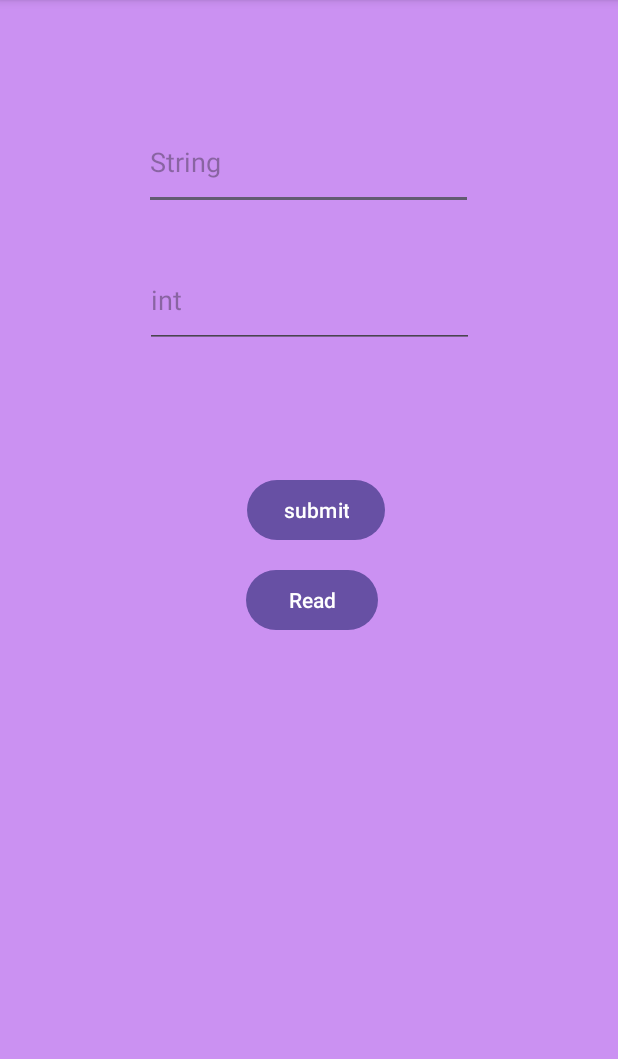
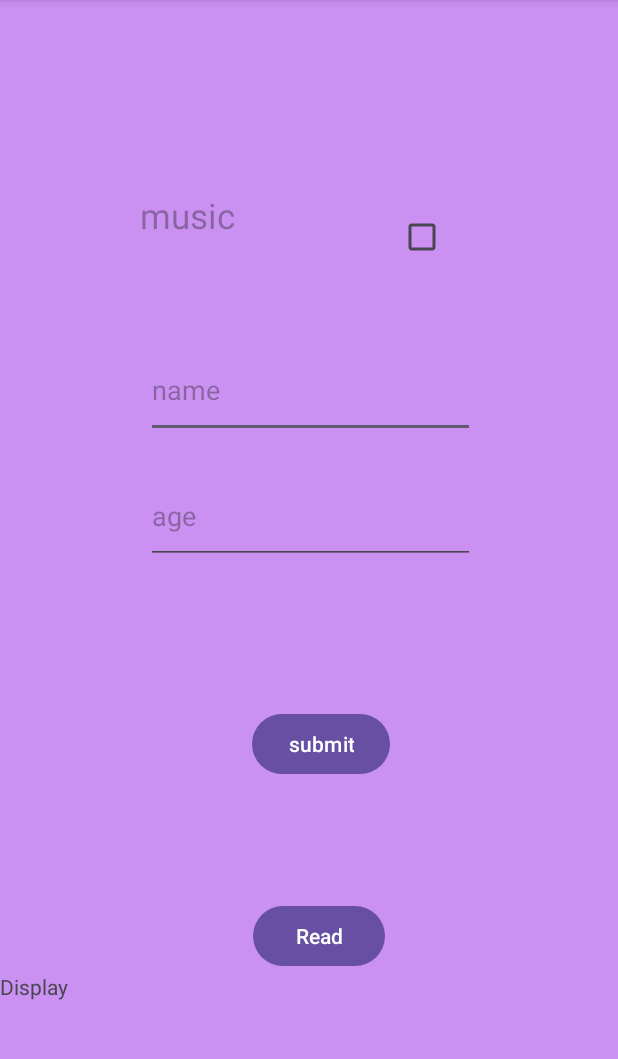
Before and after one commit to sagieCO/MyFirstApplication, an Android app: the sp screen opened directly, with no data from a screen before it, after a tap on "submit", on a phone screen of 412 x 824 dp, the part 96-1155 px from its top. Run offline under Robolectric (Android 15) with nearby library versions, the light colour scheme and no system bars.

Commit message:
shared Preference updated(only add music)

```diff
--- a/app/src/main/AndroidManifest.xml
+++ b/app/src/main/AndroidManifest.xml
@@ -20,9 +20,6 @@
             android:exported="false" />
         <activity
             android:name=".NewActivity"
-            android:exported="false" />
-        <activity
-            android:name=".NewActivity1"
             android:exported="false" />
         <activity
             android:name=".Regulations"
--- a/app/src/main/java/com/sagie/myfirstapplication/MainActivity.java
+++ b/app/src/main/java/com/sagie/myfirstapplication/MainActivity.java
@@ -23,7 +23,7 @@ import androidx.constraintlayout.widget.ConstraintLayout;
 
 public class MainActivity extends AppCompatActivity implements CompoundButton.OnCheckedChangeListener {
     private static final int START_GAME = 222, Accept_game = 111;
-    Button b1, b2, linerPage, guessGame;
+    Button b1, b2, linerPage, guessGame,spButton;
     TextView tv1;
     Context context;
     Switch s;
@@ -141,6 +141,17 @@ public class MainActivity extends AppCompatActivity implements CompoundButton.On
                 startActivityForResult(intent, 222);
             }
         });
+
+
+        spButton = findViewById(R.id.spButton);
+        spButton.setOnClickListener(new View.OnClickListener() {
+            @Override
+            public void onClick(View view) {
+                Intent intent = new Intent(MainActivity.this, sp.class);
+                startActivity(intent);
+                finish();
+            }
+        });
     }
 
     @Override
--- a/app/src/main/java/com/sagie/myfirstapplication/sp.java
+++ b/app/src/main/java/com/sagie/myfirstapplication/sp.java
@@ -4,40 +4,75 @@ import android.content.SharedPreferences;
 import android.os.Bundle;
 import android.view.View;
 import android.widget.Button;
+import android.widget.CheckBox;
 import android.widget.EditText;
 import android.widget.TextView;
 
-import androidx.activity.EdgeToEdge;
 import androidx.appcompat.app.AppCompatActivity;
-import androidx.core.graphics.Insets;
-import androidx.core.view.ViewCompat;
-import androidx.core.view.WindowInsetsCompat;
 
 public class sp extends AppCompatActivity {
 
-    SharedPreferences sp;
-    Button btnSave;
-    EditText etFname,etLname;
+    Button btnSave, btnRead;
+    EditText etName, etAge;
     TextView tvDisplay;
+    CheckBox checkBox;
 
     @Override
     protected void onCreate(Bundle savedInstanceState) {
         super.onCreate(savedInstanceState);
-        EdgeToEdge.enable(this);
         setContentView(R.layout.activity_sp);
-        ViewCompat.setOnApplyWindowInsetsListener(findViewById(R.id.main), (v, insets) -> {
-            Insets systemBars = insets.getInsets(WindowInsetsCompat.Type.systemBars());
-            v.setPadding(systemBars.left, systemBars.top, systemBars.right, systemBars.bottom);
-            return insets;
-        });
 
-        btnSave=(Button)findViewById(R.id.submitButton);
+        btnSave = findViewById(R.id.submitButton);
+        btnRead = findViewById(R.id.readButton);
+        etName = findViewById(R.id.editTextString);
+        etAge = findViewById(R.id.editTextInt);
+        tvDisplay = findViewById(R.id.displayTextView);  // Reference to the TextView for displaying the saved data
+        checkBox = findViewById(R.id.boolMusic);
+
+        // Save data when the "Submit" button is clicked
         btnSave.setOnClickListener(new View.OnClickListener() {
             @Override
             public void onClick(View v) {
+                String name = etName.getText().toString();
+                String ageStr = etAge.getText().toString();
+                int age = -1;
+
+                if (!ageStr.isEmpty()) {
+                    age = Integer.parseInt(ageStr);
+                }
+
+                // Save data to SharedPreferences
+                SharedPreferences pref = getApplicationContext().getSharedPreferences("MyPref", 0);
+                SharedPreferences.Editor editor = pref.edit();
+
+                editor.putString("name", name);
+                editor.putInt("age", age);
+
+                // Save the checkbox value
+                if (checkBox.isChecked()) {
+                    editor.putBoolean("music", true);
+                } else {
+                    editor.putBoolean("music", false);
+                }
+
+                // Apply changes to SharedPreferences
+                editor.apply();  // Only call apply once after all the changes
             }
         });
 
+        // Read data when the "Read" button is clicked
+        btnRead.setOnClickListener(new View.OnClickListener() {
+            @Override
+            public void onClick(View v) {
+                // Read data from SharedPreferences
+                SharedPreferences pref = getApplicationContext().getSharedPreferences("MyPref", 0);
+                String name = pref.getString("name", "No name found");
+                int age = pref.getInt("age", -1);
+                boolean music = pref.getBoolean("music", false);  // Read the music preference
 
+                // Display the data
+                tvDisplay.setText("Name: " + name + "\nAge: " + (age == -1 ? "No age found" : age) + "\nMusic: " + (music ? "Enabled" : "Disabled"));
+            }
+        });
     }
 }
--- a/app/src/main/res/layout/activity_main.xml
+++ b/app/src/main/res/layout/activity_main.xml
@@ -144,4 +144,17 @@
         android:text="new page liner"
         app:layout_constraintEnd_toEndOf="parent"
         app:layout_constraintTop_toBottomOf="@+id/textView" />
+
+
+    <Button
+        android:id="@+id/spButton"
+        android:layout_width="133dp"
+        android:layout_height="82dp"
+        android:layout_marginTop="256dp"
+        android:text="sp page"
+        app:layout_constraintBottom_toTopOf="@+id/output"
+        app:layout_constraintEnd_toEndOf="parent"
+        app:layout_constraintStart_toEndOf="@+id/GuessGame"
+        app:layout_constraintTop_toBottomOf="@+id/textView"
+        app:layout_constraintVertical_bias="0.0" />
 </androidx.constraintlayout.widget.ConstraintLayout>
--- a/app/src/main/res/layout/activity_sp.xml
+++ b/app/src/main/res/layout/activity_sp.xml
@@ -12,37 +12,54 @@
         android:id="@+id/editTextString"
         android:layout_width="219dp"
         android:layout_height="64dp"
-        android:layout_marginTop="76dp"
-        android:hint="String"
+        android:layout_marginBottom="468dp"
+        android:hint="name"
         android:inputType="text"
+        app:layout_constraintBottom_toBottomOf="parent"
         app:layout_constraintEnd_toEndOf="parent"
-        app:layout_constraintHorizontal_bias="0.497"
-        app:layout_constraintMarginTop="32dp"
-        app:layout_constraintStart_toStartOf="parent"
-        app:layout_constraintTop_toTopOf="parent" />
+        app:layout_constraintHorizontal_bias="0.505"
+        app:layout_constraintStart_toStartOf="parent" />
 
     <EditText
         android:id="@+id/editTextInt"
         android:layout_width="219dp"
         android:layout_height="64dp"
-        android:layout_marginTop="28dp"
-        android:hint="int"
+        android:layout_marginTop="20dp"
+        android:hint="age"
         android:inputType="number"
         app:layout_constraintEnd_toEndOf="parent"
-        app:layout_constraintHorizontal_bias="0.502"
-        app:layout_constraintMarginTop="16dp"
+        app:layout_constraintHorizontal_bias="0.505"
         app:layout_constraintStart_toStartOf="parent"
         app:layout_constraintTop_toBottomOf="@id/editTextString" />
+
+    <TextView
+        android:layout_width="157dp"
+        android:layout_height="63dp"
+        android:layout_marginTop="128dp"
+        android:hint="music"
+        android:textSize="23sp"
+        app:layout_constraintEnd_toStartOf="@+id/boolMusic"
+        app:layout_constraintHorizontal_bias="1.0"
+        app:layout_constraintStart_toStartOf="parent"
+        app:layout_constraintTop_toTopOf="parent" />
+
+    <CheckBox
+        android:id="@+id/boolMusic"
+        android:layout_width="61dp"
+        android:layout_height="60dp"
+        android:layout_marginTop="128dp"
+        android:layout_marginEnd="100dp"
+        app:layout_constraintEnd_toEndOf="parent"
+        app:layout_constraintTop_toTopOf="parent" />
 
     <Button
         android:id="@+id/submitButton"
         android:layout_width="wrap_content"
         android:layout_height="wrap_content"
-        android:layout_marginTop="84dp"
+        android:layout_marginTop="96dp"
         android:text="submit"
         app:layout_constraintEnd_toEndOf="parent"
-        app:layout_constraintHorizontal_bias="0.514"
-        app:layout_constraintMarginTop="32dp"
+        app:layout_constraintHorizontal_bias="0.526"
         app:layout_constraintStart_toStartOf="parent"
         app:layout_constraintTop_toBottomOf="@id/editTextInt" />
 
@@ -50,12 +67,18 @@
         android:id="@+id/readButton"
         android:layout_width="wrap_content"
         android:layout_height="wrap_content"
-        android:layout_marginTop="12dp"
+        android:layout_marginTop="80dp"
         android:text="Read"
         app:layout_constraintEnd_toEndOf="parent"
-        app:layout_constraintHorizontal_bias="0.507"
-        app:layout_constraintMarginTop="16dp"
+        app:layout_constraintHorizontal_bias="0.52"
         app:layout_constraintStart_toStartOf="parent"
         app:layout_constraintTop_toBottomOf="@id/submitButton" />
 
+    <TextView
+        android:id="@+id/displayTextView"
+        android:layout_width="wrap_content"
+        android:layout_height="wrap_content"
+        android:text="Display"
+        app:layout_constraintTop_toBottomOf="@id/readButton"
+        app:layout_constraintStart_toStartOf="parent" />
 </androidx.constraintlayout.widget.ConstraintLayout>
```
